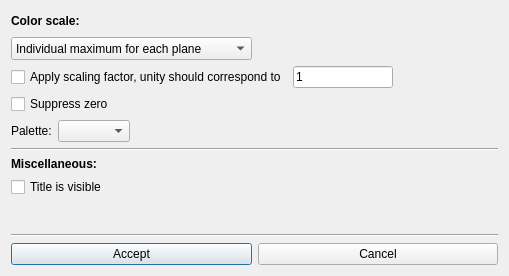
Old version of the form ants3bundle/src/ants3/gui/graph/aviewer3dsettingsdialog.ui in the repository andrmor/ANTS3bundle.
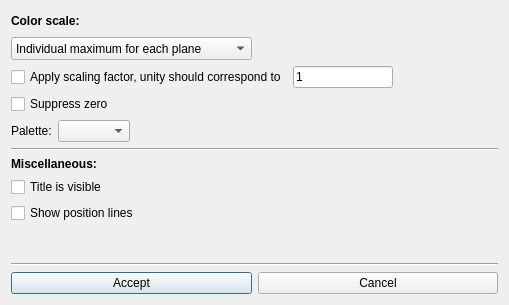
New version of the form.

The edit to the form file:
```diff
--- a/ants3bundle/src/ants3/gui/graph/aviewer3dsettingsdialog.ui
+++ b/ants3bundle/src/ants3/gui/graph/aviewer3dsettingsdialog.ui
@@ -7,7 +7,7 @@
     <x>0</x>
     <y>0</y>
     <width>509</width>
-    <height>276</height>
+    <height>305</height>
    </rect>
   </property>
   <property name="windowTitle">
@@ -367,6 +367,13 @@
      </property>
     </widget>
    </item>
+   <item>
+    <widget class="QCheckBox" name="cbShowPositionLines">
+     <property name="text">
+      <string>Show position lines</string>
+     </property>
+    </widget>
+   </item>
    <item>
     <spacer name="verticalSpacer_2">
      <property name="orientation">
```
